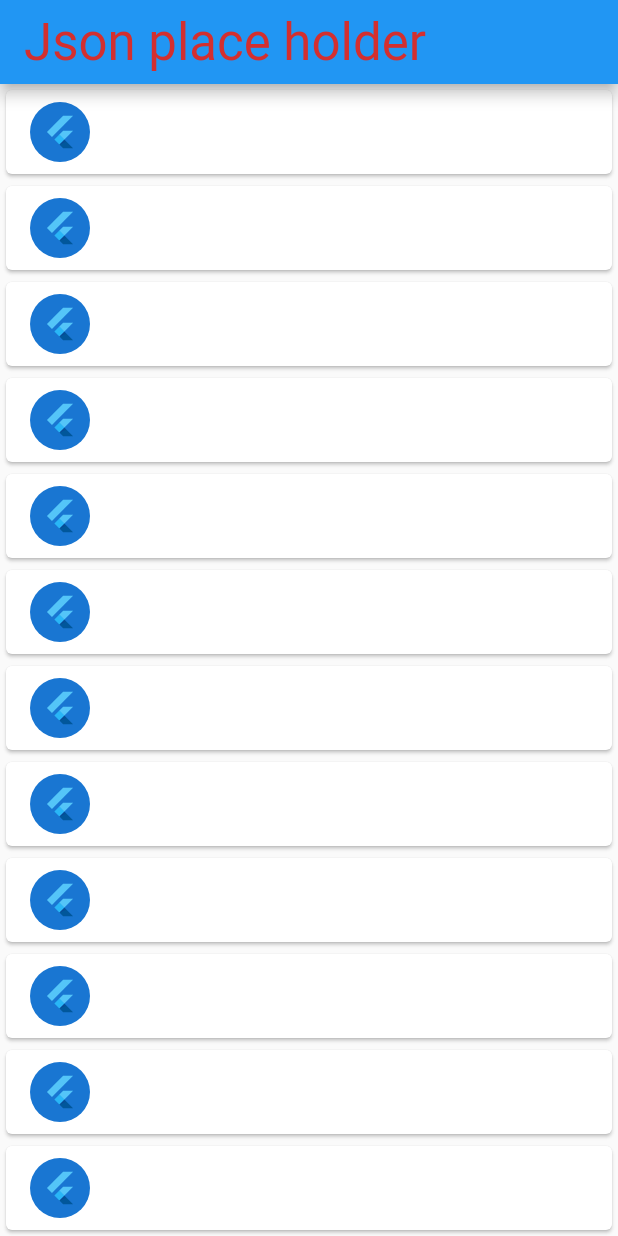
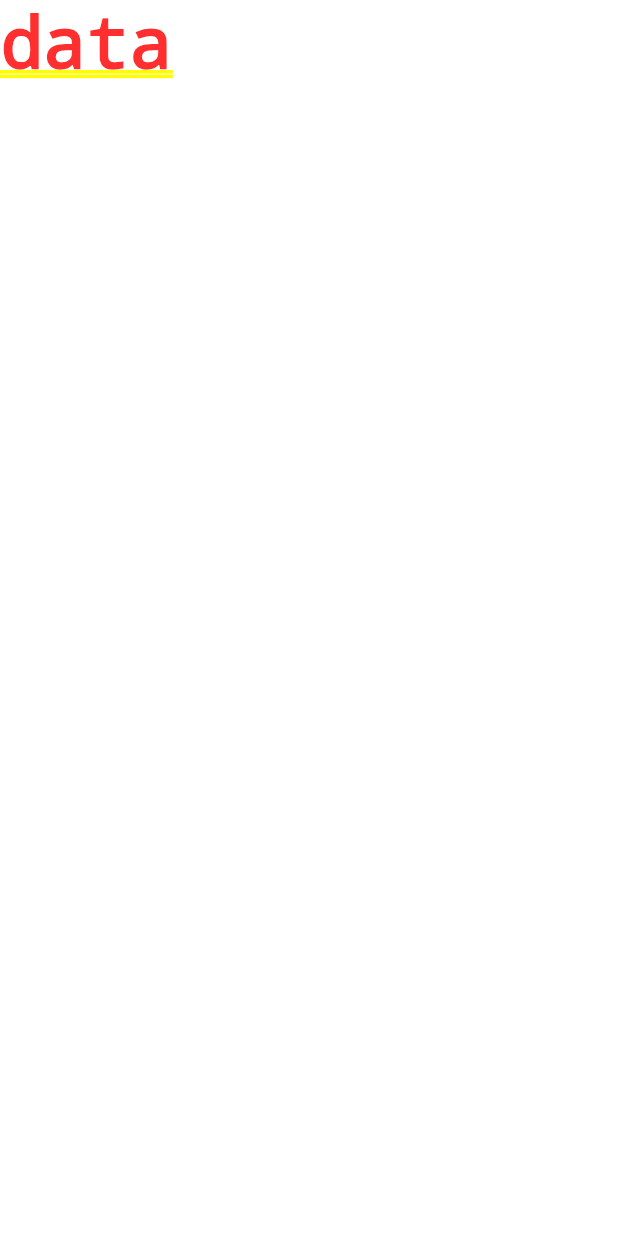
Before and after one commit to umit-turk/Flutter-Learn, a Flutter app: the screen it shows after launch, on a phone screen of 412 x 824 dp. Run offline on Flutter 3.47's test engine with Material 2 defaults, Android fonts, the light colour scheme and no system bars.

Commit message:
created to templete

```diff
--- a/lib/main.dart
+++ b/lib/main.dart
@@ -1,7 +1,6 @@
 import 'package:flutter/material.dart';
-import 'package:flutterlearn/Week1/welcome/welcome_view.dart';
-import 'package:flutterlearn/week2/post_json_place_holder/post_json_place_holder.dart';
-import 'package:flutterlearn/week2/statefull/home_statefull_view.dart';
+
+import 'week3/food_card/food_card.dart';
 
 void main() => runApp(MyApp());
 
@@ -10,7 +9,7 @@ class MyApp extends StatelessWidget {
   Widget build(BuildContext context) {
     return MaterialApp(
       title: 'Material App',
-      home: PostJsonPlaceHolder(),
+      home: FoodCard(),
     );
   }
 }
--- a/lib/week2/core/component/card/post_card.dart
+++ b/lib/week2/core/component/card/post_card.dart
@@ -38,7 +38,6 @@ class _PostCardState extends State<PostCard> {
 
   @override
   State<StatefulWidget> createState() {
-    // TODO: implement createState
     throw UnimplementedError();
   }
 }
--- /dev/null
+++ b/lib/week3/food_card/food_card.dart
@@ -0,0 +1,8 @@
+import 'package:flutter/material.dart';
+
+import 'food_card_view.dart';
+
+class FoodCard extends StatefulWidget {
+  @override
+  FoodCardView createState() => FoodCardView();
+}
--- /dev/null
+++ b/lib/week3/food_card/food_card_view.dart
@@ -0,0 +1,9 @@
+import 'package:flutter/material.dart';
+import 'food_card_view_model.dart';
+
+class FoodCardView extends FoodCardViewModel {
+  @override
+  Widget build(BuildContext context) {
+    return Text('data');
+  }
+}
--- /dev/null
+++ b/lib/week3/food_card/food_card_view_model.dart
@@ -0,0 +1,4 @@
+import 'package:flutter/material.dart';
+import './food_card.dart';
+
+abstract class FoodCardViewModel extends State<FoodCard> {}
```
